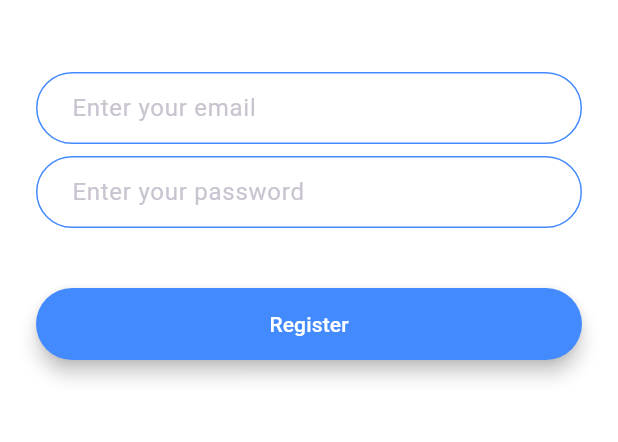
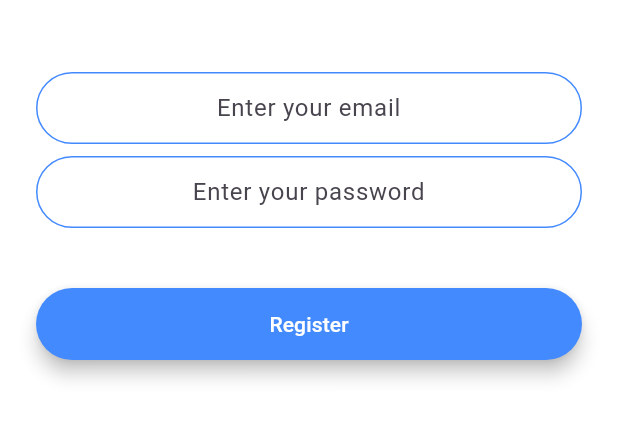
Before and after one commit to Pcode13/ChatApp_Flutter, a Flutter app: the RegistrationScreen screen opened by its route, after a tap on "Register", on a phone screen of 412 x 824 dp, the part 576-1018 px from its top. Run offline on Flutter 3.47's test engine with Material 3 defaults, Android fonts, the phone set to English and light mode, and no system bars; our stand-ins replace firebase_auth, firebase_core; accounts and stored records are empty; network calls fail.

```diff
--- a/lib/screens/registration_screen.dart
+++ b/lib/screens/registration_screen.dart
@@ -2,15 +2,21 @@ import 'package:flutter/material.dart';
 
 import '../components/RoundedButton.dart';
 import '../constants.dart';
+import 'package:firebase_auth/firebase_auth.dart';
+
+import 'chat_screen.dart';
 
 class RegistrationScreen extends StatefulWidget {
-
   static const String id = 'registration_screen';
   @override
   _RegistrationScreenState createState() => _RegistrationScreenState();
 }
 
 class _RegistrationScreenState extends State<RegistrationScreen> {
+  final _auth = FirebaseAuth.instance;
+  String email = "";
+  String password = "";
+
   @override
   Widget build(BuildContext context) {
     return Scaffold(
@@ -28,34 +34,41 @@ class _RegistrationScreenState extends State<RegistrationScreen> {
                 child: Image.asset('images/logo.png'),
               ),
             ),
-            SizedBox(
-              height: 48.0,
+            SizedBox(height: 48.0),
+            TextField(
+              keyboardType: TextInputType.emailAddress,
+              textAlign: TextAlign.center,
+              onChanged: (value) =>email = value,
+              decoration: kTextFieldDecoration.copyWith(
+                hintText: 'Enter your email',
+              ),
             ),
+            SizedBox(height: 8.0),
             TextField(
-              onChanged: (value) {
-                //Do something with the user input.
-              },
-              decoration:
-              kTextFieldDecoration.copyWith(hintText: 'Enter your email')
+              textAlign: TextAlign.center,
+              obscureText: true,
+              onChanged: (value)=> password = value,
+              decoration: kTextFieldDecoration.copyWith(
+                hintText: 'Enter your password',
+              ),
             ),
-            SizedBox(
-              height: 8.0,
-            ),
-            TextField(
-              onChanged: (value) {
-                //Do something with the user input.
-              },
-              decoration:
-             kTextFieldDecoration.copyWith(hintText: 'Enter your password')
-            ),
-            SizedBox(
-              height: 24.0,
-            ),
+            SizedBox(height: 24.0),
             RoundedButton(
               title: 'Register',
               colour: Colors.blueAccent,
-              onPressed: () {
-                Navigator.pushNamed(context, RegistrationScreen.id);
+              onPressed: () async {
+                try {
+                  final newUser = await _auth.createUserWithEmailAndPassword(
+                    email: email,
+                    password: password,
+                  );
+                  if(newUser.user != null){
+                    Navigator.pushNamed(context, ChatScreen.id);
+                  }
+                } catch (e) {
+                  print(e);
+                }
+
               },
             ),
           ],
```
Also changed, not shown: lib/main.dart (+4 -7 lines), lib/screens/chat_screen.dart (+34 -8 lines), 2 other files.
